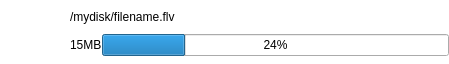
Old version of the form plugin/filelistitem.ui in the repository yuliswe/compress-video-ui.
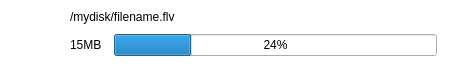
New version of the form. Icons and pictures are not drawn.

The edit to the form file:
```diff
--- a/plugin/filelistitem.ui
+++ b/plugin/filelistitem.ui
@@ -84,6 +84,12 @@
      </item>
      <item>
       <layout class="QHBoxLayout" name="horizontalLayout_2">
+       <property name="spacing">
+        <number>12</number>
+       </property>
+       <property name="rightMargin">
+        <number>12</number>
+       </property>
        <item>
         <widget class="QLabel" name="fileinfo">
          <property name="text">
```
